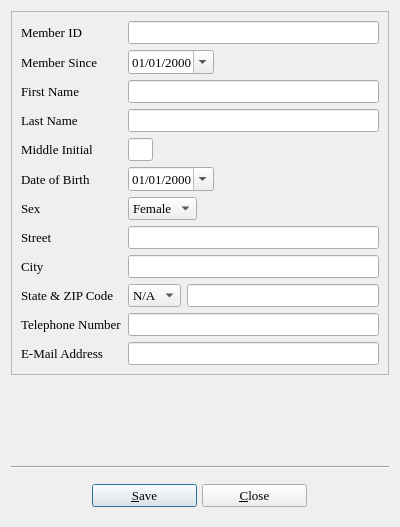
Qt form userinfo.ui (textbrowser/biblioteq) before a commit.
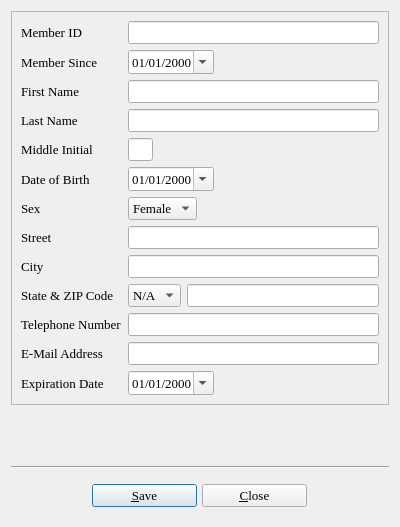
The same form after that commit. Icons and pictures are not drawn.

Commit message: Added the Expiration Date field.

```diff
--- a/userinfo.ui
+++ b/userinfo.ui
@@ -740,6 +740,40 @@
           </property>
          </widget>
         </item>
+        <item row="12" column="0">
+         <widget class="QLabel" name="label_13">
+          <property name="text">
+           <string>Expiration Date</string>
+          </property>
+         </widget>
+        </item>
+        <item row="12" column="1">
+         <layout class="QHBoxLayout" name="horizontalLayout">
+          <item>
+           <widget class="QDateEdit" name="expirationdate">
+            <property name="displayFormat">
+             <string>MM/dd/yyyy</string>
+            </property>
+            <property name="calendarPopup">
+             <bool>true</bool>
+            </property>
+           </widget>
+          </item>
+          <item>
+           <spacer name="horizontalSpacer">
+            <property name="orientation">
+             <enum>Qt::Horizontal</enum>
+            </property>
+            <property name="sizeHint" stdset="0">
+             <size>
+              <width>40</width>
+              <height>20</height>
+             </size>
+            </property>
+           </spacer>
+          </item>
+         </layout>
+        </item>
        </layout>
       </item>
      </layout>
```
Left out of the diff: 1 changed line with no effect on the pictures.
